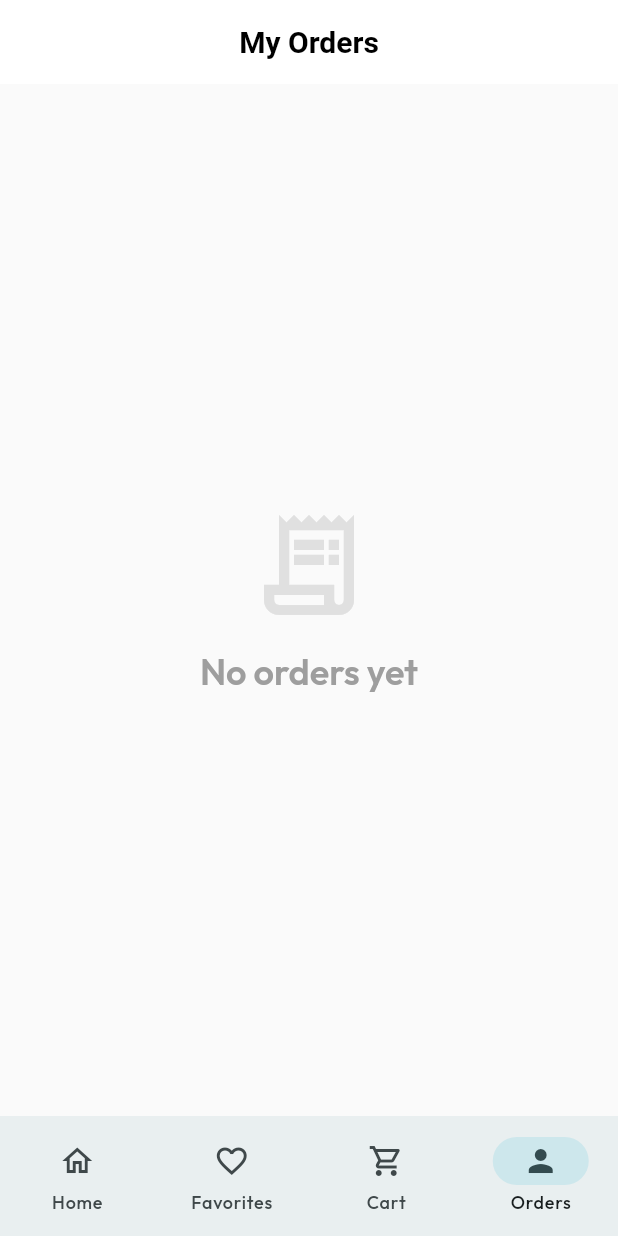
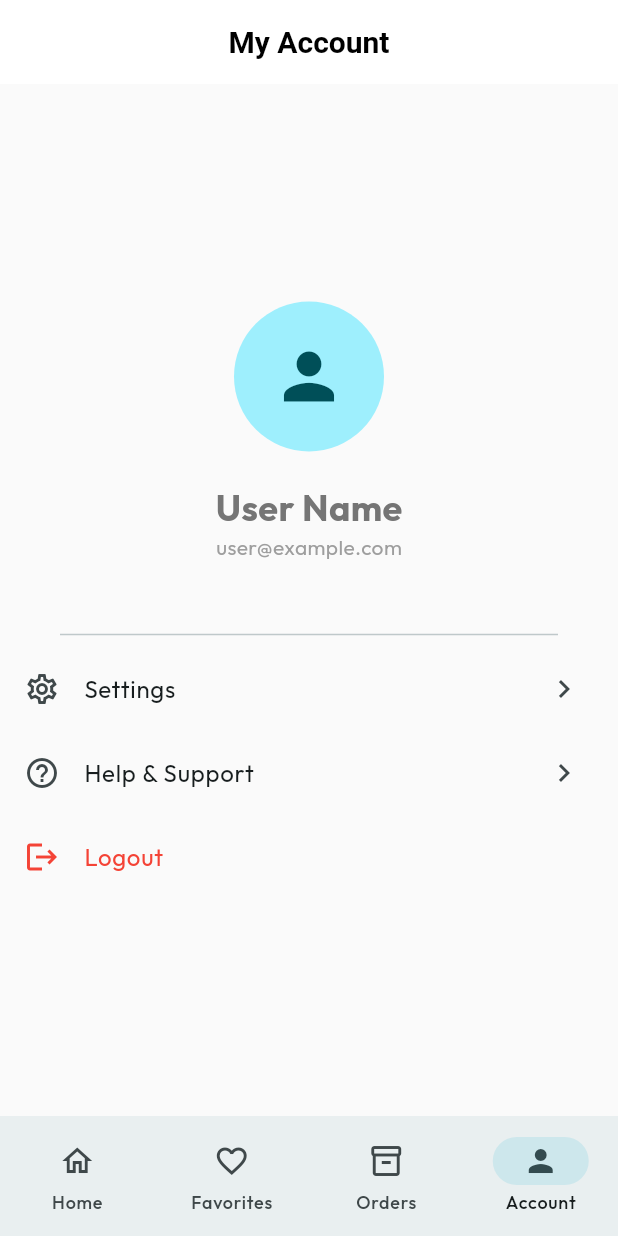
Before and after one commit to yahia-safwat/kick_store_app, a Flutter app: the screen it shows after launch, item 4 of the bottom bar chosen, on a phone screen of 412 x 824 dp. Run offline on Flutter 3.47's test engine with Material 3 defaults, Android fonts, the phone set to English and light mode, and no system bars; our stand-ins replace dio, flutter_riverpod, freezed_annotation, go_router, google_fonts, hive and 1 more; accounts and stored records are empty; network calls fail.

Commit message:
Add BottomNavBar

```diff
--- a/lib/core/navigation/main_wrapper.dart
+++ b/lib/core/navigation/main_wrapper.dart
@@ -25,14 +25,14 @@ class MainWrapper extends StatelessWidget {
             label: 'Favorites',
           ),
           NavigationDestination(
-            icon: Icon(Icons.shopping_cart_outlined),
-            selectedIcon: Icon(Icons.shopping_cart),
-            label: 'Cart',
+            icon: Icon(Icons.inventory_2_outlined),
+            selectedIcon: Icon(Icons.inventory_2),
+            label: 'Orders',
           ),
           NavigationDestination(
             icon: Icon(Icons.person_outline),
             selectedIcon: Icon(Icons.person),
-            label: 'Orders',
+            label: 'Account',
           ),
         ],
       ),
--- a/lib/core/navigation/router.dart
+++ b/lib/core/navigation/router.dart
@@ -7,6 +7,7 @@ import 'package:kick_store_app/features/cart/presentation/cart_page.dart';
 import 'package:kick_store_app/features/favorites/presentation/favorites_page.dart';
 import 'package:kick_store_app/features/orders/presentation/order_summary_page.dart';
 import 'package:kick_store_app/features/orders/presentation/order_history_page.dart';
+import 'package:kick_store_app/features/account/presentation/pages/account_page.dart';
 
 final GlobalKey<NavigatorState> _rootNavigatorKey = GlobalKey<NavigatorState>(
   debugLabel: 'root',
@@ -15,10 +16,10 @@ final GlobalKey<NavigatorState> _shellNavigatorHomeKey =
     GlobalKey<NavigatorState>(debugLabel: 'shellHome');
 final GlobalKey<NavigatorState> _shellNavigatorFavoritesKey =
     GlobalKey<NavigatorState>(debugLabel: 'shellFavorites');
-final GlobalKey<NavigatorState> _shellNavigatorCartKey =
-    GlobalKey<NavigatorState>(debugLabel: 'shellCart');
 final GlobalKey<NavigatorState> _shellNavigatorOrdersKey =
     GlobalKey<NavigatorState>(debugLabel: 'shellOrders');
+final GlobalKey<NavigatorState> _shellNavigatorAccountKey =
+    GlobalKey<NavigatorState>(debugLabel: 'shellAccount');
 
 final router = GoRouter(
   navigatorKey: _rootNavigatorKey,
@@ -58,22 +59,6 @@ final router = GoRouter(
           ],
         ),
         StatefulShellBranch(
-          navigatorKey: _shellNavigatorCartKey,
-          routes: [
-            GoRoute(
-              path: '/cart',
-              builder: (context, state) => const CartPage(),
-              routes: [
-                GoRoute(
-                  path: 'summary',
-                  parentNavigatorKey: _rootNavigatorKey,
-                  builder: (context, state) => const OrderSummaryPage(),
-                ),
-              ],
-            ),
-          ],
-        ),
-        StatefulShellBranch(
           navigatorKey: _shellNavigatorOrdersKey,
           routes: [
             GoRoute(
@@ -82,6 +67,27 @@ final router = GoRouter(
             ),
           ],
         ),
+        StatefulShellBranch(
+          navigatorKey: _shellNavigatorAccountKey,
+          routes: [
+            GoRoute(
+              path: '/account',
+              builder: (context, state) => const AccountPage(),
+            ),
+          ],
+        ),
+      ],
+    ),
+    GoRoute(
+      path: '/cart',
+      parentNavigatorKey: _rootNavigatorKey,
+      builder: (context, state) => const CartPage(),
+      routes: [
+        GoRoute(
+          path: 'summary',
+          parentNavigatorKey: _rootNavigatorKey,
+          builder: (context, state) => const OrderSummaryPage(),
+        ),
       ],
     ),
   ],
--- /dev/null
+++ b/lib/features/account/presentation/pages/account_page.dart
@@ -0,0 +1,45 @@
+import 'package:flutter/material.dart';
+
+class AccountPage extends StatelessWidget {
+  const AccountPage({super.key});
+
+  @override
+  Widget build(BuildContext context) {
+    return Scaffold(
+      appBar: AppBar(title: const Text('My Account')),
+      body: const Center(
+        child: Column(
+          mainAxisAlignment: MainAxisAlignment.center,
+          children: [
+            CircleAvatar(radius: 50, child: Icon(Icons.person, size: 50)),
+            SizedBox(height: 20),
+            Text(
+              'User Name',
+              style: TextStyle(fontSize: 24, fontWeight: FontWeight.bold),
+            ),
+            Text('user@example.com', style: TextStyle(color: Colors.grey)),
+            SizedBox(height: 40),
+            Padding(
+              padding: EdgeInsets.symmetric(horizontal: 40),
+              child: Divider(),
+            ),
+            ListTile(
+              leading: Icon(Icons.settings_outlined),
+              title: Text('Settings'),
+              trailing: Icon(Icons.chevron_right),
+            ),
+            ListTile(
+              leading: Icon(Icons.help_outline),
+              title: Text('Help & Support'),
+              trailing: Icon(Icons.chevron_right),
+            ),
+            ListTile(
+              leading: Icon(Icons.logout, color: Colors.red),
+              title: Text('Logout', style: TextStyle(color: Colors.red)),
+            ),
+          ],
+        ),
+      ),
+    );
+  }
+}
--- a/lib/features/products/presentation/pages/product_listing_page.dart
+++ b/lib/features/products/presentation/pages/product_listing_page.dart
@@ -14,7 +14,15 @@ class ProductListingPage extends ConsumerWidget {
     final productsAsync = ref.watch(productsProvider);
 
     return Scaffold(
-      appBar: AppBar(title: const Text('KICK STORE')),
+      appBar: AppBar(
+        title: const Text('KICK STORE'),
+        actions: [
+          IconButton(
+            icon: const Icon(Icons.shopping_cart_outlined),
+            onPressed: () => context.push('/cart'),
+          ),
+        ],
+      ),
       body: AsyncValueWidget(
         value: productsAsync,
         data: (products) {
```
